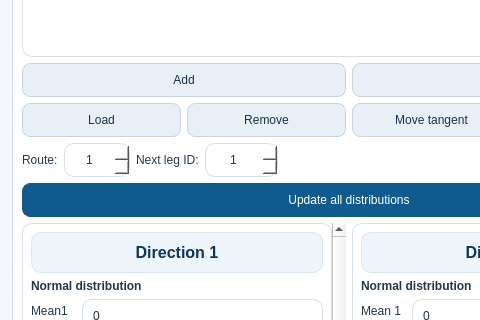
axelande/OMRAT, file omrat_base.ui: the form before one commit; both pictures show x 0 to 480 and y 207 to 527 of the 698 by 823 pixel window.
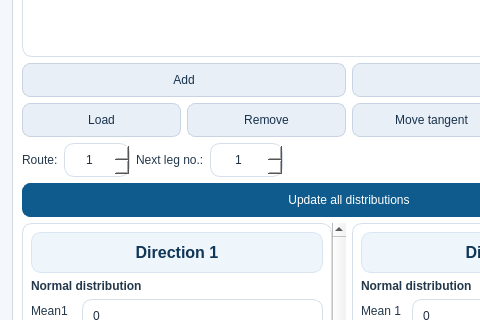
The form after the commit.

Patch:
```diff
--- a/omrat_base.ui
+++ b/omrat_base.ui
@@ -342,7 +342,7 @@
                 <item>
                  <widget class="QLabel" name="label_next_leg">
                   <property name="text">
-                   <string>Next leg ID:</string>
+                   <string>Next leg no.:</string>
                   </property>
                  </widget>
                 </item>
```
Left out of the diff: 4 changed lines with no effect on the pictures.
